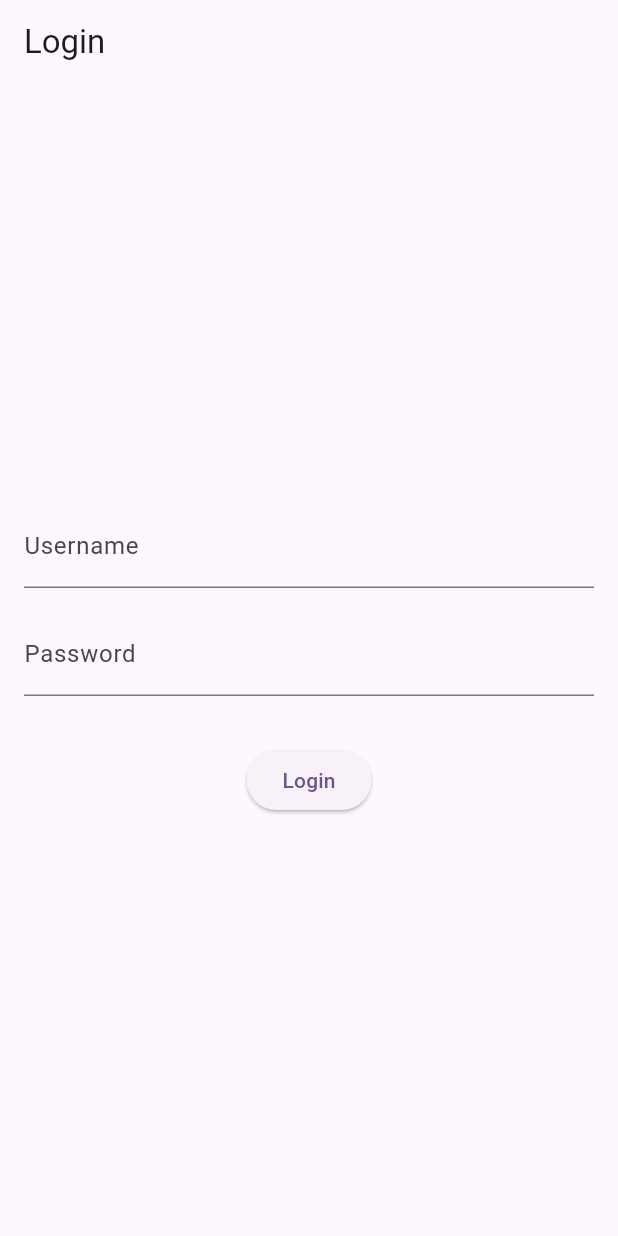
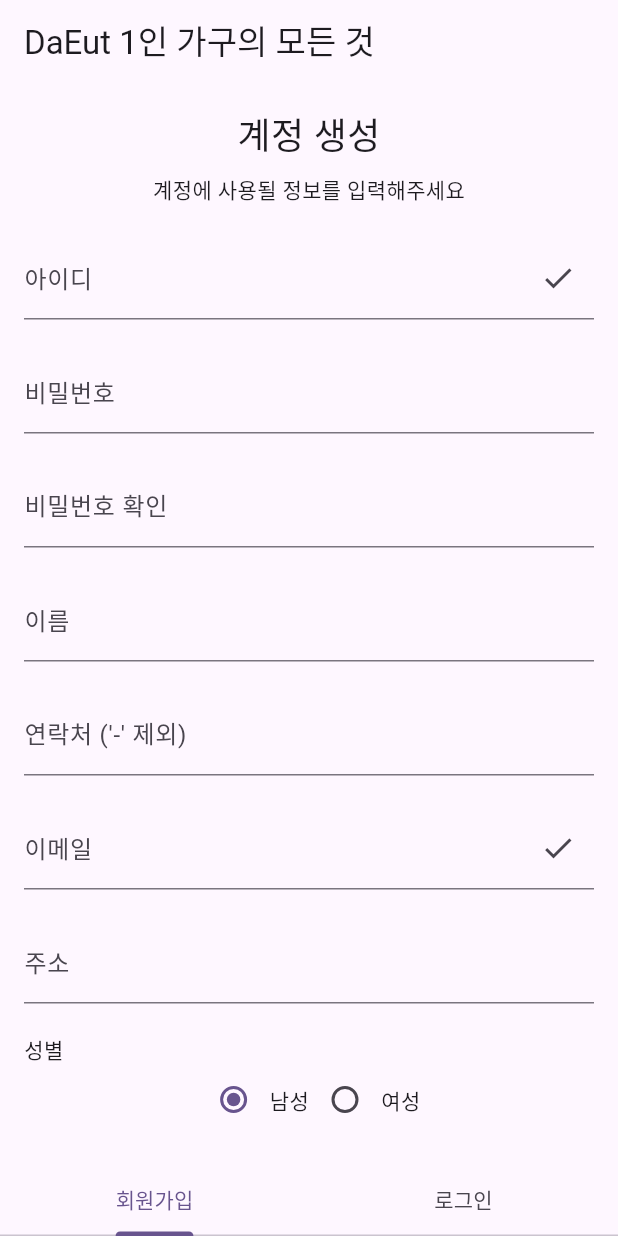
Before and after one commit to Joono0513/DaEut_APP, a Flutter app: the screen it shows after launch, on a phone screen of 412 x 824 dp. Run offline on Flutter 3.47's test engine with Material 3 defaults, Android fonts, the phone set to English and light mode, and no system bars; our stand-ins replace flutter_datetime_picker_plus, flutter_secure_storage.

Commit message:
회원가입 완료

```diff
--- /dev/null
+++ b/daeut_app/lib/auth/validation_service.dart
@@ -0,0 +1,67 @@
+import 'package:flutter/material.dart';
+
+class ValidationService {
+  void showAlert(BuildContext context, String message) {
+    showDialog(
+      context: context,
+      builder: (ctx) => AlertDialog(
+        title: Text('알림'),
+        content: Text(message),
+        actions: [
+          TextButton(
+            onPressed: () => Navigator.of(ctx).pop(),
+            child: Text('확인'),
+          ),
+        ],
+      ),
+    );
+  }
+
+  bool validateForm(BuildContext context, Map<String, String> formData, bool isIdChecked, bool isEmailChecked) {
+    final userIdPattern = RegExp(r'^[a-zA-Z0-9]{4,12}$');
+    final passwordPattern = RegExp(r'^(?=.*[a-zA-Z])(?=.*\d)(?=.*[@$!%*?&])[A-Za-z\d@$!%*?&]{8,}$');
+
+    if (!userIdPattern.hasMatch(formData['userId']!)) {
+      showAlert(context, '아이디는 4~12자의 영문 또는 숫자만 가능합니다.');
+      return false;
+    }
+    if (!passwordPattern.hasMatch(formData['userPassword']!)) {
+      showAlert(context, '비밀번호는 8자 이상이어야 하며, 영문, 숫자, 특수문자를 모두 포함해야 합니다.');
+      return false;
+    }
+    if (formData['userPassword'] != formData['confirmPassword']) {
+      showAlert(context, '비밀번호가 일치하지 않습니다.');
+      return false;
+    }
+    if (formData['userName']!.isEmpty) {
+      showAlert(context, '이름을 입력해주세요.');
+      return false;
+    }
+    if (formData['userBirth']!.isEmpty) {
+      showAlert(context, '생년월일을 입력해주세요.');
+      return false;
+    }
+    if (!RegExp(r'^\d{10,11}$').hasMatch(formData['userPhone']!)) {
+      showAlert(context, '연락처를 올바르게 입력해주세요.');
+      return false;
+    }
+    if (formData['userEmail']!.isEmpty || !RegExp(r'\S+@\S+\.\S+').hasMatch(formData['userEmail']!)) {
+      showAlert(context, '올바른 이메일 주소를 입력해주세요.');
+      return false;
+    }
+    if (formData['userAddress']!.isEmpty) {
+      showAlert(context, '주소를 입력해주세요.');
+      return false;
+    }
+    if (!isIdChecked) {
+      showAlert(context, '아이디 중복 체크를 해주세요.');
+      return false;
+    }
+    if (!isEmailChecked) {
+      showAlert(context, '이메일 중복 체크를 해주세요.');
+      return false;
+    }
+
+    return true;
+  }
+}
--- a/daeut_app/lib/main.dart
+++ b/daeut_app/lib/main.dart
@@ -1,23 +1,22 @@
-import 'package:daeut_app/provider/user_provider.dart';
-import 'package:daeut_app/screens/home_screen.dart';
-import 'package:daeut_app/screens/login_screen.dart';
 import 'package:flutter/material.dart';
 import 'package:provider/provider.dart';
+import 'package:daeut_app/provider/user_provider.dart';
+import 'package:daeut_app/screens/join_screen.dart';
+import 'package:daeut_app/screens/login_screen.dart';
+import 'package:daeut_app/screens/home_screen.dart'; // 추가
 
 void main() {
-
   runApp(
-    // ✅✅✅ 프로바이더 추가
     ChangeNotifierProvider(
-        create: (context) => UserProvider(),
-        child: const MyApp()
-    )
-
+      create: (context) => UserProvider(),
+      child: const MyApp(),
+    ),
   );
 }
 
 class MyApp extends StatelessWidget {
   const MyApp({super.key});
+
   @override
   Widget build(BuildContext context) {
     return MaterialApp(
@@ -26,11 +25,61 @@
         colorScheme: ColorScheme.fromSeed(seedColor: Colors.deepPurple),
         useMaterial3: true,
       ),
-      initialRoute: '/',
+      initialRoute: '/main',
       routes: {
-        '/' : (context) => HomeScreen(),
-        '/login' : (context) => LoginScreen(),
+        '/main': (context) => MainScreen(),
+        '/home': (context) => HomeScreen(),
+        '/user/login': (context) => LoginScreen(),
+        '/user/join': (context) => JoinScreen(),
       },
     );
   }
 }
+
+class MainScreen extends StatefulWidget {
+  const MainScreen({super.key});
+
+  @override
+  State<MainScreen> createState() => _MainScreenState();
+}
+
+class _MainScreenState extends State<MainScreen>
+    with SingleTickerProviderStateMixin {
+  late TabController controller;
+
+  @override
+  void initState() {
+    super.initState();
+    controller = TabController(length: 2, vsync: this);
+  }
+
+  @override
+  void dispose() {
+    controller.dispose();
+    super.dispose();
+  }
+
+  @override
+  Widget build(BuildContext context) {
+    return Scaffold(
+      appBar: AppBar(
+        title: const Text("DaEut 1인 가구의 모든 것"),
+      ),
+      body: TabBarView(
+        controller: controller,
+        children: const [JoinScreen(), LoginScreen()],
+      ),
+      bottomNavigationBar: TabBar(
+        tabs: const [
+          Tab(
+            child: Text("회원가입"),
+          ),
+          Tab(
+            child: Text("로그인"),
+          ),
+        ],
+        controller: controller,
+      ),
+    );
+  }
+}
--- a/daeut_app/lib/screens/home_screen.dart
+++ b/daeut_app/lib/screens/home_screen.dart
@@ -33,7 +33,7 @@
     if( token == null || token == '' ) {
       print('미리 저장된 jwt 토큰 없음');
       print('로그인 화면으로 이동...');
-      Navigator.pushReplacementNamed(context, '/login');
+      Navigator.pushReplacementNamed(context, '/user/login');
       return;
     }
     // 저장된 토큰이 있으면 ➡ 서버로 사용자 정보 요청
@@ -71,7 +71,7 @@
                 ElevatedButton(
                   onPressed: () async {
                     print('로그인 화면으로 이동...');
-                    Navigator.pushReplacementNamed(context, '/login');
+                    Navigator.pushReplacementNamed(context, '/user/login');
                   },
                   child: Text('로그인'),
                 )
@@ -79,7 +79,8 @@
                 ElevatedButton(
                   onPressed: () async {
                     print('로그아웃 처리...');
-                    userProvider.logout();
+                    await userProvider.logout();
+                    Navigator.pushReplacementNamed(context, '/main'); // 로그아웃 후 MainScreen으로 이동
                   },
                   child: Text('로그아웃'),
                 ),
@@ -88,5 +89,4 @@
       ),
     );
   }
-
 }
--- /dev/null
+++ b/daeut_app/lib/screens/join_screen.dart
@@ -0,0 +1,287 @@
+import 'package:daeut_app/auth/check_duplicate_service.dart';
+import 'package:daeut_app/auth/validation_service.dart';
+import 'package:flutter/material.dart';
+import 'package:provider/provider.dart';
+import 'package:intl/intl.dart'; // DateFormat 사용을 위해 추가
+import 'package:flutter_datetime_picker_plus/flutter_datetime_picker_plus.dart'
+    as picker;
+class JoinScreen extends StatefulWidget {
+  const JoinScreen({super.key});
+
+  @override
+  State<JoinScreen> createState() => _JoinScreenState();
+}
+
+class _JoinScreenState extends State<JoinScreen> {
+  final TextEditingController _idController = TextEditingController();
+  final TextEditingController _pwController = TextEditingController();
+  final TextEditingController _pwChkController = TextEditingController();
+  final TextEditingController _nameController = TextEditingController();
+  final TextEditingController _phoneController = TextEditingController();
+  final TextEditingController _emailController = TextEditingController();
+  final TextEditingController _addressController = TextEditingController();
+  final TextEditingController _birthController = TextEditingController();
+  final _formKey = GlobalKey<FormState>();
+
+  String _gender = "남성";
+
+  bool isIdChecked = false;
+  bool isEmailChecked = false;
+
+  final ValidationService _validationService = ValidationService(); // 추가
+
+  void _showAlert(BuildContext context, String message) {
+    _validationService.showAlert(context, message);
+  }
+
+  Future<void> _checkDuplicateId() async {
+    try {
+      bool result = await CheckDuplicateService.checkDuplicateId(_idController.text);
+      setState(() {
+        isIdChecked = !result; // result가 false여야 사용 가능
+      });
+      if (result) {
+        _showAlert(context, '이미 존재하는 아이디입니다.');
+      } else {
+        _showAlert(context, '사용 가능한 아이디입니다.');
+      }
+    } catch (error) {
+      _showAlert(context, '중복 확인 중 오류가 발생했습니다.');
+    }
+  }
+
+  Future<void> _checkDuplicateEmail() async {
+    try {
+      bool result = await CheckDuplicateService.checkDuplicateEmail(_emailController.text);
+      setState(() {
+        isEmailChecked = !result; // result가 false여야 사용 가능
+      });
+      if (result) {
+        _showAlert(context, '이미 존재하는 이메일입니다.');
+      } else {
+        _showAlert(context, '사용 가능한 이메일입니다.');
+      }
+    } catch (error) {
+      _showAlert(context, '중복 확인 중 오류가 발생했습니다.');
+    }
+  }
+
+  void _submitForm() async {
+    final formData = {
+      'userId': _idController.text,
+      'userPassword': _pwController.text,
+      'confirmPassword': _pwChkController.text,
+      'userName': _nameController.text,
+      'userBirth': _birthController.text,
+      'userPhone': _phoneController.text,
+      'userEmail': _emailController.text,
+      'userAddress': _addressController.text,
+      'userGender': _gender,
+    };
+
+    if (!_validationService.validateForm(context, formData, isIdChecked, isEmailChecked)) {
+      return;
+    }
+
+    try {
+      final result = await CheckDuplicateService.join(formData);
+      if (result == 'SUCCESS') {
+        Navigator.pushNamed(context, '/home');
+      } else {
+        _showAlert(context, '회원가입에 실패했습니다.');
+      }
+    } catch (error) {
+      _showAlert(context, '회원가입 중 오류가 발생했습니다.');
+    }
+  }
+
+  @override
+  Widget build(BuildContext context) {
+    return Scaffold(
+      // appBar: AppBar(
+      //   title: Text('계정 생성'),
+      // ),
+      body: Padding(
+        padding: const EdgeInsets.all(16.0),
+        child: Form(
+          key: _formKey,
+          child: ListView(
+            children: [
+              Center(
+                child: Column(
+                  children: [
+                    Text('계정 생성', style: TextStyle(fontSize: 24)),
+                    SizedBox(height: 8),
+                    Text('계정에 사용될 정보를 입력해주세요'),
+                  ],
+                ),
+              ),
+              SizedBox(height: 20),
+              TextFormField(
+                controller: _idController,
+                decoration: InputDecoration(
+                  labelText: '아이디',
+                  suffixIcon: IconButton(
+                    icon: Icon(Icons.check),
+                    onPressed: _checkDuplicateId,
+                  ),
+                ),
+                validator: (value) {
+                  if (value == null || value.isEmpty) return '아이디를 입력해주세요';
+                  if (!isIdChecked) return '아이디 중복확인을 해주세요';
+                  return null;
+                },
+              ),
+              SizedBox(height: 20),
+              TextFormField(
+                controller: _pwController,
+                decoration: InputDecoration(labelText: '비밀번호'),
+                obscureText: true,
+                validator: (value) {
+                  if (value == null || value.isEmpty) return '비밀번호를 입력해주세요';
+                  return null;
+                },
+              ),
+              SizedBox(height: 20),
+              TextFormField(
+                controller: _pwChkController,
+                decoration: InputDecoration(labelText: '비밀번호 확인'),
+                obscureText: true,
+                validator: (value) {
+                  if (value == null || value.isEmpty) return '비밀번호 확인을 입력해주세요';
+                  if (value != _pwController.text) return '비밀번호가 일치하지 않습니다';
+                  return null;
+                },
+              ),
+              SizedBox(height: 20),
+              TextFormField(
+                controller: _nameController,
+                decoration: InputDecoration(labelText: '이름'),
+                validator: (value) {
+                  if (value == null || value.isEmpty) return '이름을 입력해주세요';
+                  return null;
+                },
+              ),
+              SizedBox(height: 20),
+              TextFormField(
+                controller: _phoneController,
+                decoration: InputDecoration(labelText: '연락처 (\'-\' 제외)'),
+                validator: (value) {
+                  if (value == null || value.isEmpty) return '연락처를 입력해주세요';
+                  return null;
+                },
+              ),
+              SizedBox(height: 20),
+              TextFormField(
+                controller: _emailController,
+                decoration: InputDecoration(
+                  labelText: '이메일',
+                  suffixIcon: IconButton(
+                    icon: Icon(Icons.check),
+                    onPressed: _checkDuplicateEmail,
+                  ),
+                ),
+                validator: (value) {
+                  if (value == null || value.isEmpty) return '이메일을 입력해주세요';
+                  if (!isEmailChecked) return '이메일 중복확인을 해주세요';
+                  return null;
+                },
+              ),
+              SizedBox(height: 20),
+              TextFormField(
+                controller: _addressController,
+                decoration: InputDecoration(labelText: '주소'),
+                validator: (value) {
+                  if (value == null || value.isEmpty) return '주소를 입력해주세요';
+                  return null;
+                },
+              ),
+              SizedBox(height: 20),
+              Text('성별'),
+              Row(
+                mainAxisAlignment: MainAxisAlignment.center,
+                children: [
+                  Radio(
+                    value: '남성',
+                    groupValue: _gender,
+                    onChanged: (value) {
+                      setState(() {
+                        _gender = value.toString();
+                      });
+                    },
+                  ),
+                  Text('남성'),
+                  Radio(
+                    value: '여성',
+                    groupValue: _gender,
+                    onChanged: (value) {
+                      setState(() {
+                        _gender = value.toString();
+                      });
+                    },
+                  ),
+                  Text('여성'),
+                ],
+              ),
+              SizedBox(height: 20),
+              // 생년월일 입력 필드
+              TextFormField(
+                controller: _birthController,
+                readOnly: true,
+                decoration: InputDecoration(
+                  labelText: "생년월일",
+                  suffixIcon: GestureDetector(
+                    onTap: () {
+                      picker.DatePicker.showDatePicker(context,
+                        showTitleActions: true,
+                        minTime: DateTime(1900, 1, 1),
+                        maxTime: DateTime.now(),
+                        theme: const picker.DatePickerTheme(
+                          headerColor: Colors.orange,
+                          backgroundColor: Colors.blue,
+                          itemStyle: TextStyle(
+                            color: Colors.white,
+                            fontWeight: FontWeight.bold,
+                            fontSize: 18),
+                          doneStyle: TextStyle(
+                            color: Colors.white,
+                            fontSize: 16)),
+                        onConfirm: (date) {
+                          var dateFormat = DateFormat('yyyy-MM-dd').format(date); // 형식을 yyyy-MM-dd로 설정
+                          _birthController.text = dateFormat;
+                        },
+                        currentTime: DateTime.now(),
+                        locale: picker.LocaleType.ko
+                      );
+                    },
+                    child: const Icon(Icons.calendar_month),
+                  ),
+                ),
+                validator: (value) {
+                  if (value == null || value.isEmpty) {
+                    return "생년월일을 입력하세요.";
+                  }
+                  return null;
+                },
+              ),
+
+              SizedBox(height: 20),
+              ElevatedButton(
+                onPressed: _submitForm,
+                style: ElevatedButton.styleFrom(
+                  backgroundColor: Colors.black,
+                  foregroundColor: Colors.white,
+                  shape: RoundedRectangleBorder(
+                    borderRadius: BorderRadius.circular(10.0),
+                  ),
+                  minimumSize: const Size(double.infinity, 40.0),
+                ),
+                child: const Text("회원가입"),
+              ),
+            ],
+          ),
+        ),
+      ),
+    );
+  }
+}
--- a/daeut_app/lib/screens/login_screen.dart
+++ b/daeut_app/lib/screens/login_screen.dart
@@ -4,58 +4,16 @@
 
 class LoginScreen extends StatefulWidget {
   const LoginScreen({super.key});
+
   @override
   _LoginScreenState createState() => _LoginScreenState();
 }
 
 class _LoginScreenState extends State<LoginScreen> {
-  TextEditingController _usernameController = TextEditingController();
-  TextEditingController _passwordController = TextEditingController();
+  final TextEditingController _usernameController = TextEditingController();
+  final TextEditingController _passwordController = TextEditingController();
+  final _formKey = GlobalKey<FormState>();
 
-  @override
-  Widget build(BuildContext context) {
-    UserProvider userProvider = Provider.of<UserProvider>(context, listen: false);
-
-
-    return Scaffold(
-      appBar: AppBar(
-        title: Text('Login'),
-      ),
-      body: Padding(
-        padding: EdgeInsets.all(16.0),
-        child: Column(
-          mainAxisAlignment: MainAxisAlignment.center,
-          children: [
-            TextField(
-              controller: _usernameController,
-              decoration: InputDecoration(
-                labelText: 'Username',
-              ),
-            ),
-            SizedBox(height: 16.0),
-            TextField(
-              controller: _passwordController,
-              obscureText: true,
-              decoration: InputDecoration(
-                labelText: 'Password',
-              ),
-            ),
-            SizedBox(height: 32.0),
-            ElevatedButton(
-              onPressed: () {
-                // 로그인 버튼 클릭
-                _performLogin(userProvider);
-              },
-              child: Text('Login'),
-            ),
-          ],
-        ),
-      ),
-    );
-  }
-
-
-  // 보류
   void _performLogin(UserProvider userProvider) async {
     // 여기에 실제 로그인 로직을 구현
     String username = _usernameController.text;
@@ -65,15 +23,84 @@
     print('Password: $password');
 
     await userProvider.login(username, password);
-    if( userProvider.isLogin ) {
+    if (userProvider.isLogin) {
       print('로그인 여부 : ${userProvider.isLogin}');
       await userProvider.getUserInfo();
       print('유저정보 저장 완료...');
-      print( userProvider.userInfo );
-      Navigator.pushReplacementNamed(context, '/');
+      print(userProvider.userInfo);
+      Navigator.pushReplacementNamed(context, '/home');
     }
+  }
 
+  @override
+  Widget build(BuildContext context) {
+    UserProvider userProvider = Provider.of<UserProvider>(context, listen: false);
 
-
+    return Scaffold(
+      body: Padding(
+        padding: const EdgeInsets.all(16.0),
+        child: Form(
+          key: _formKey,
+          child: ListView(
+            children: [
+              Center(
+                child: Column(
+                  mainAxisAlignment: MainAxisAlignment.center,
+                  children: [
+                    Text('로그인', style: TextStyle(fontSize: 24)),
+                    SizedBox(height: 8),
+                    Text('계정에 사용될 정보를 입력해주세요'),
+                  ],
+                ),
+              ),
+              SizedBox(height: 20),
+              TextFormField(
+                controller: _usernameController,
+                decoration: InputDecoration(
+                  labelText: '아이디 입력',
+                ),
+                validator: (value) {
+                  if (value == null || value.isEmpty) {
+                    return '아이디를 입력해주세요';
+                  }
+                  return null;
+                },
+              ),
+              SizedBox(height: 16.0),
+              TextFormField(
+                controller: _passwordController,
+                obscureText: true,
+                decoration: InputDecoration(
+                  labelText: '비밀번호 입력',
+                ),
+                validator: (value) {
+                  if (value == null || value.isEmpty) {
+                    return '비밀번호를 입력해주세요';
+                  }
+                  return null;
+                },
+              ),
+              SizedBox(height: 32.0),
+              ElevatedButton(
+                onPressed: () {
+                  if (_formKey.currentState!.validate()) {
+                    _performLogin(userProvider);
+                  }
+                },
+                style: ElevatedButton.styleFrom(
+                  backgroundColor: Colors.black, // 배경색
+                  foregroundColor: Colors.white, // 폰트색
+                  shape: RoundedRectangleBorder(
+                    borderRadius: BorderRadius.circular(10.0), // 테두리 곡률
+                  ),
+                  minimumSize: const Size(double.infinity, 40.0), // 버튼의 최소 크기 - 가로, 세로 크기
+                ),
+                child: Text('로그인'),
+              ),
+            ],
+          ),
+        ),
+      ),
+    );
   }
 }
```
Also changed, not shown: daeut_app/lib/auth/check_duplicate_service.dart (added, +39 -0 lines), daeut_app/lib/models/user.dart (+5 -2 lines), daeut_app/pubspec.yaml (+8 -0 lines), 5 other files.
